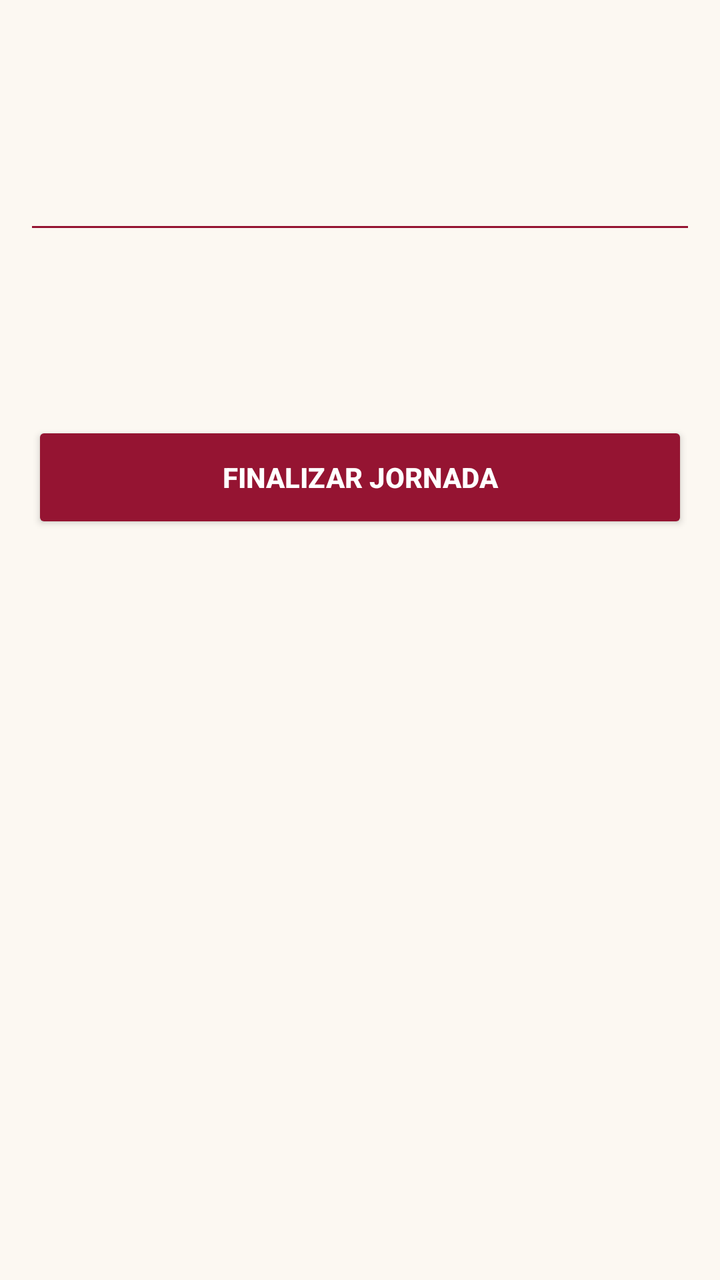
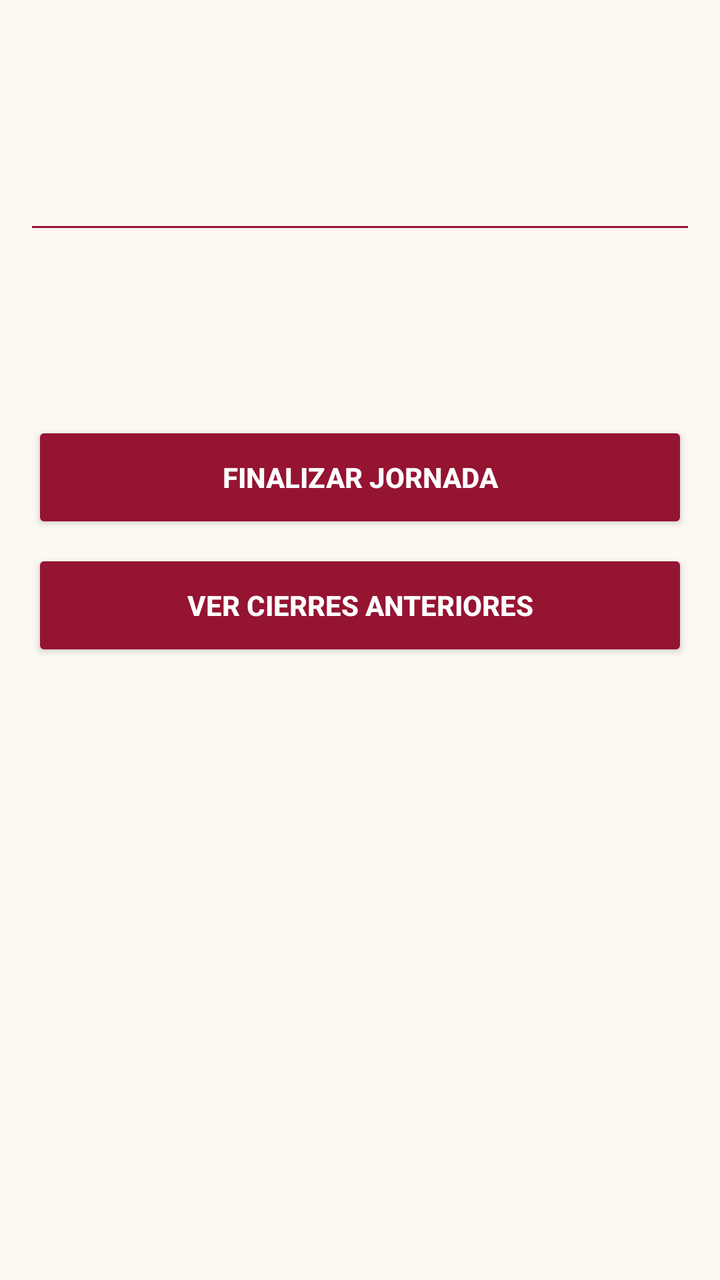

Compare the two renders of this Android layout. The source of the first and the diff that turns it into the second are given below.
<!-- AndroidManifest.xml: application theme AppTheme -->
<!-- res/layout/activity_resumen.xml -->
<?xml version="1.0" encoding="utf-8"?>
<ScrollView xmlns:android="http://schemas.android.com/apk/res/android"
    android:layout_width="match_parent"
    android:layout_height="match_parent"
    android:background="@color/fondo"
    android:padding="16dp">

    <LinearLayout
        android:layout_width="match_parent"
        android:layout_height="wrap_content"
        android:orientation="vertical">

        <TextView
            android:id="@+id/tvResumenEfectivo"
            android:layout_width="match_parent"
            android:layout_height="wrap_content"
            android:textSize="16sp"
            android:textColor="@color/texto"/>

        <TextView
            android:id="@+id/tvResumenNequi"
            android:layout_width="match_parent"
            android:layout_height="wrap_content"
            android:paddingTop="8dp"
            android:textSize="16sp"
            android:textColor="@color/texto"/>

        <TextView
            android:id="@+id/tvResumenFiado"
            android:layout_width="match_parent"
            android:layout_height="wrap_content"
            android:paddingTop="8dp"
            android:textSize="16sp"
            android:textColor="@color/texto"/>

        <View
            android:layout_width="match_parent"
            android:layout_height="1dp"
            android:layout_marginTop="16dp"
            android:layout_marginBottom="16dp"
            android:background="@color/acento"/>

        <TextView
            android:id="@+id/tvResumenRecaudado"
            android:layout_width="match_parent"
            android:layout_height="wrap_content"
            android:textSize="20sp"
            android:textStyle="bold"
            android:textColor="@color/acento"/>

        <TextView
            android:id="@+id/tvResumenCantidad"
            android:layout_width="match_parent"
            android:layout_height="wrap_content"
            android:paddingTop="8dp"
            android:textSize="16sp"
            android:textColor="@color/texto"/>

        <Button
            android:id="@+id/btnFinalizar"
            style="@style/BotonPrincipal"
            android:layout_width="match_parent"
            android:layout_height="56dp"
            android:layout_marginTop="24dp"
            android:text="Finalizar jornada"/>
    </LinearLayout>
</ScrollView>
<!-- resources referenced by this layout -->
<resources>
  <color name="acento">#951432</color>
  <color name="fondo">#FCF8F2</color>
  <color name="texto">#333333</color>
  <style name="BotonPrincipal" parent="@android:style/Widget.Material.Button">
          <item name="android:backgroundTint">@color/boton</item>
          <item name="android:textColor">#FFFFFF</item>
          <item name="android:textStyle">bold</item>
          <item name="android:elevation">2dp</item>
      </style>
  <style name="AppTheme" parent="@android:style/Theme.Material.Light.DarkActionBar">
          <item name="android:colorPrimary">#951432</item>
          <item name="android:colorPrimaryDark">#660B20</item>
          <item name="android:colorAccent">#EAA4B1</item>
          <item name="android:windowBackground">@color/fondo</item>
          <item name="android:textColorPrimary">@color/texto</item>
          <item name="android:textColorSecondary">@color/textoSuave</item>
      </style>
  <color name="boton">#951432</color>
  <color name="textoSuave">#888888</color>
</resources>

<!-- the commit's change to res/layout/activity_resumen.xml (unified diff, before → after) -->
@@ -4,19 +4,16 @@
     android:layout_height="match_parent"
     android:background="@color/fondo"
     android:padding="16dp">
-
     <LinearLayout
         android:layout_width="match_parent"
         android:layout_height="wrap_content"
         android:orientation="vertical">
-
         <TextView
             android:id="@+id/tvResumenEfectivo"
             android:layout_width="match_parent"
             android:layout_height="wrap_content"
             android:textSize="16sp"
             android:textColor="@color/texto"/>
-
         <TextView
             android:id="@+id/tvResumenNequi"
             android:layout_width="match_parent"
@@ -24,7 +21,6 @@
             android:paddingTop="8dp"
             android:textSize="16sp"
             android:textColor="@color/texto"/>
-
         <TextView
             android:id="@+id/tvResumenFiado"
             android:layout_width="match_parent"
@@ -32,14 +28,12 @@
             android:paddingTop="8dp"
             android:textSize="16sp"
             android:textColor="@color/texto"/>
-
         <View
             android:layout_width="match_parent"
             android:layout_height="1dp"
             android:layout_marginTop="16dp"
             android:layout_marginBottom="16dp"
             android:background="@color/acento"/>
-
         <TextView
             android:id="@+id/tvResumenRecaudado"
             android:layout_width="match_parent"
@@ -47,7 +41,6 @@
             android:textSize="20sp"
             android:textStyle="bold"
             android:textColor="@color/acento"/>
-
         <TextView
             android:id="@+id/tvResumenCantidad"
             android:layout_width="match_parent"
@@ -55,7 +48,6 @@
             android:paddingTop="8dp"
             android:textSize="16sp"
             android:textColor="@color/texto"/>
-
         <Button
             android:id="@+id/btnFinalizar"
             style="@style/BotonPrincipal"
@@ -63,5 +55,14 @@
             android:layout_height="56dp"
             android:layout_marginTop="24dp"
             android:text="Finalizar jornada"/>
+            
+        
+        <Button
+            android:id="@+id/btnVerCierres"
+            style="@style/BotonPrincipal"
+            android:layout_width="match_parent"
+            android:layout_height="56dp"
+            android:layout_marginTop="8dp"
+            android:text="Ver Cierres Anteriores"/>
     </LinearLayout>
 </ScrollView>
